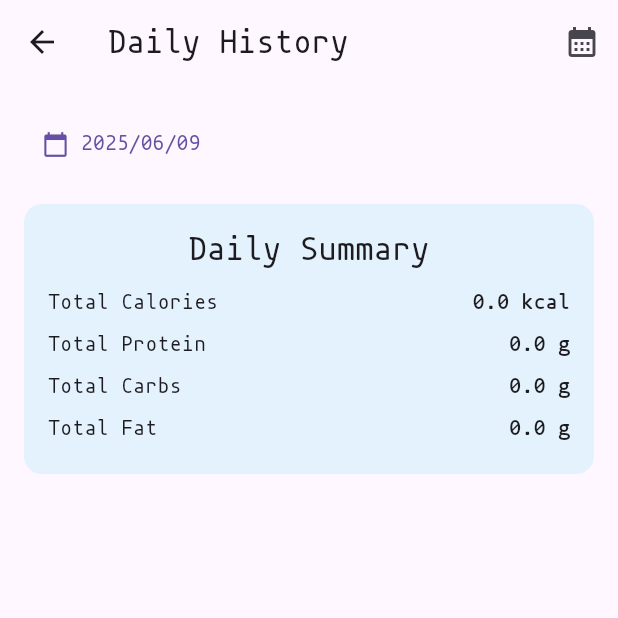
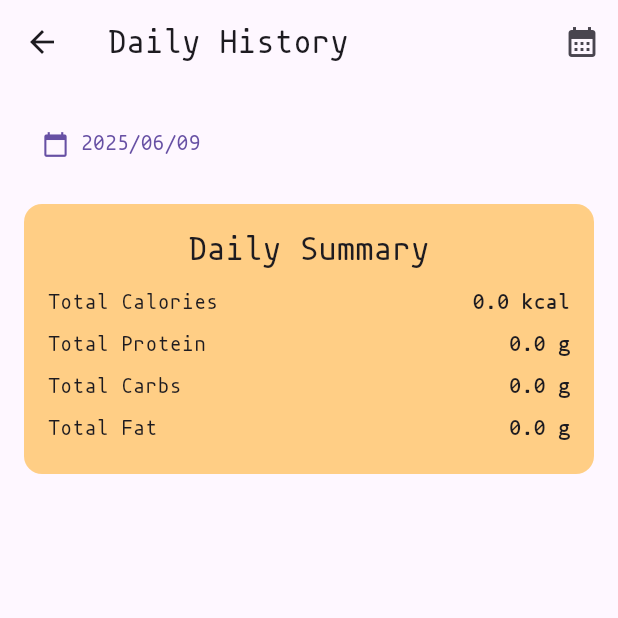
Before and after one commit to Jimmy200504/CalH2O, a Flutter app: the HistoryPage screen opened by its route, on a phone screen of 412 x 824 dp, the top half of it. Run offline on Flutter 3.47's test engine with Material 3 defaults, Android fonts, the phone set to English and light mode, and no system bars; our stand-ins replace animated_text_kit, camera, cloud_firestore, firebase_core, font_awesome_flutter, image_picker and 2 more; missing offline and left inert: flutter_barrage, tutorial_coach_mark; accounts and stored records are empty; generated files the repository leaves out were written again.

Commit message:
history hint

```diff
--- a/lib/pages/history_page.dart
+++ b/lib/pages/history_page.dart
@@ -248,7 +248,7 @@ class _HistoryPageState extends State<HistoryPage> {
             padding: const EdgeInsets.all(16),
             margin: const EdgeInsets.symmetric(horizontal: 16),
             decoration: BoxDecoration(
-              color: Colors.blue.shade50,
+              color: Color.fromARGB(255, 255, 206, 133),
               borderRadius: BorderRadius.circular(12),
             ),
             child: Column(
@@ -314,11 +314,39 @@ class _HistoryPageState extends State<HistoryPage> {
                         );
                       },
                     )
-                    : ListView.builder(
-                      itemCount: _dailyRecords.length,
-                      itemBuilder: (context, index) {
-                        return _buildRecordItem(_dailyRecords[index]);
-                      },
+                    : Column(
+                      children: [
+                        Expanded(
+                          child: ListView.builder(
+                            itemCount: _dailyRecords.length,
+                            itemBuilder: (context, index) {
+                              return _buildRecordItem(_dailyRecords[index]);
+                            },
+                          ),
+                        ),
+                        if (_dailyRecords.isNotEmpty)
+                          Padding(
+                            padding: const EdgeInsets.all(16.0),
+                            child: Row(
+                              mainAxisAlignment: MainAxisAlignment.center,
+                              children: [
+                                Icon(
+                                  Icons.info_outline,
+                                  size: 16,
+                                  color: Colors.grey[600],
+                                ),
+                                const SizedBox(width: 8),
+                                Text(
+                                  'Click on any item to see more information',
+                                  style: TextStyle(
+                                    color: Colors.grey[600],
+                                    fontSize: 12,
+                                  ),
+                                ),
+                              ],
+                            ),
+                          ),
+                      ],
                     ),
           ),
         ],
```
